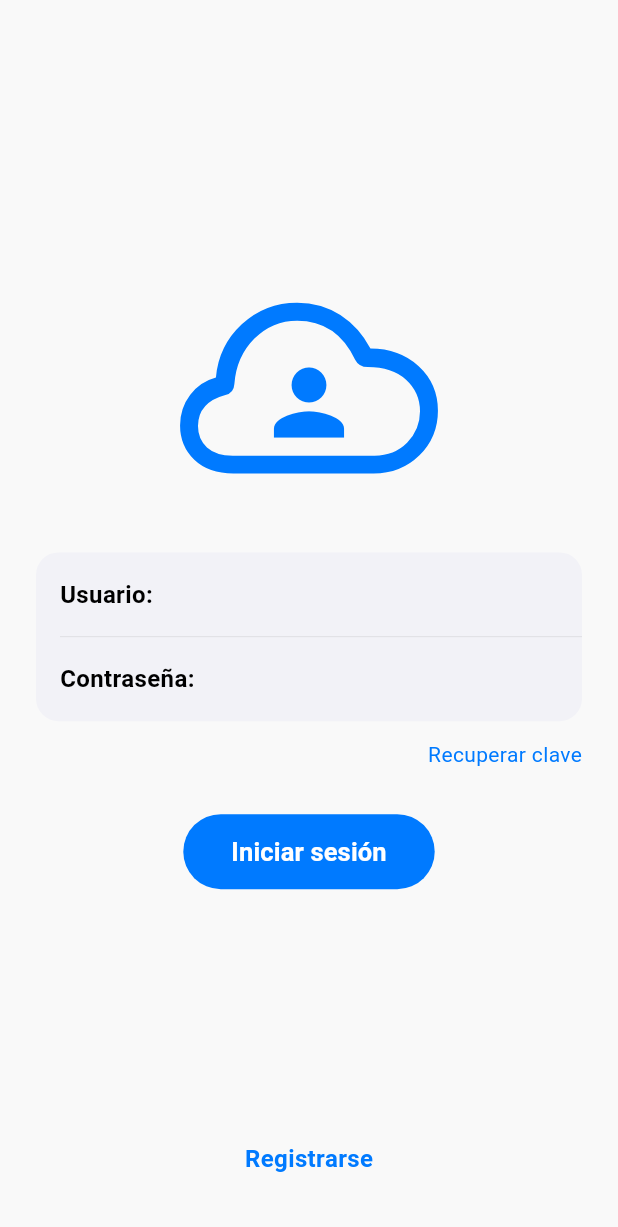
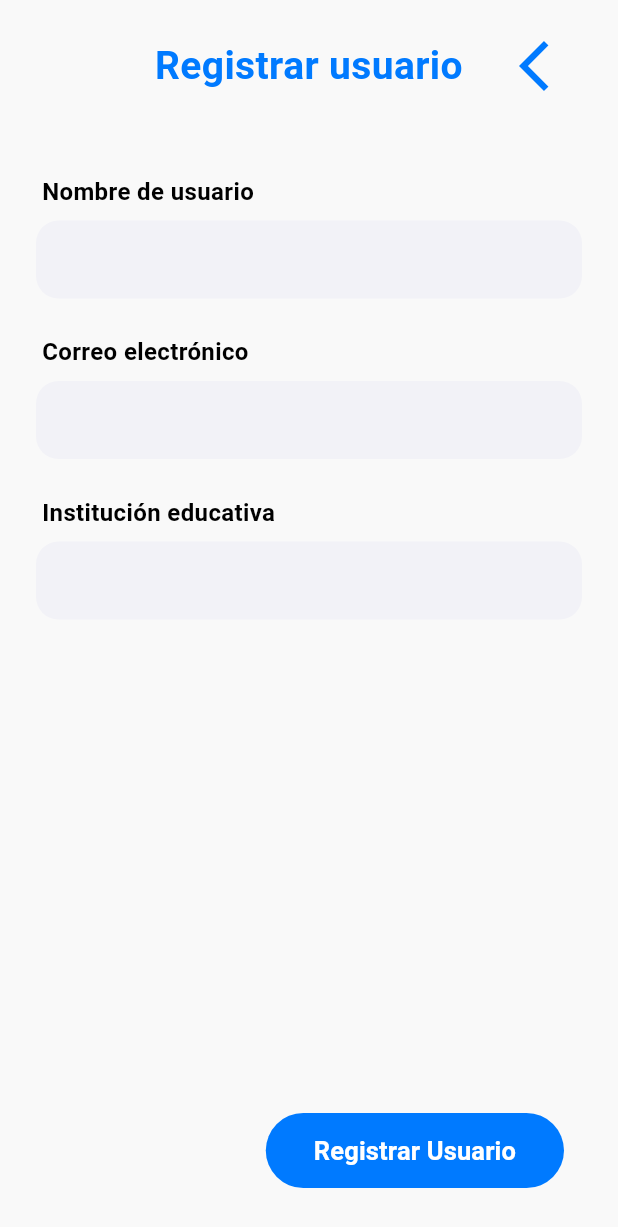
Before and after one commit to jhonsebastianasmiso/alarmas-educativas-ux, a Flutter app: the screen it shows after launch, after a tap on "Registrarse", on a phone screen of 412 x 824 dp. Shown: the top 1227 px of the screen. Run offline on Flutter 3.47's test engine with Material 3 defaults, Android fonts, the phone set to English and light mode, and no system bars.

Commit message:
style: Ajustar layout de RegisterScreen y refinar paddings
- Modifiqué el padding del AppleHeader para darle más aire respecto a la esquina
- Reorganicé la vista de registro sacando el botón del WebLayout para que quede perfectamente alineado a la derecha con la flecha de retroceso

```diff
--- a/lib/features/auth/presentation/screens/login_screen.dart
+++ b/lib/features/auth/presentation/screens/login_screen.dart
@@ -4,6 +4,7 @@ import '../../../../shared/widgets/forms/apple_style_form.dart';
 import '../../../../shared/widgets/layouts/web_layout.dart';
 import '../../../../shared/widgets/buttons/apple_button.dart';
 import 'recover_password_screen.dart';
+import 'register_screen.dart';
 
 class LoginScreen extends StatefulWidget {
   const LoginScreen({super.key});
@@ -128,7 +129,12 @@ class _LoginScreenState extends State<LoginScreen> {
                           padding: const EdgeInsets.only(bottom: 40.0),
                           child: GestureDetector(
                             onTap: () {
-                              // Navigate to register
+                              Navigator.push(
+                                context,
+                                MaterialPageRoute(
+                                  builder: (context) => const RegisterScreen(),
+                                ),
+                              );
                             },
                             child: Text(
                               'Registrarse',
--- /dev/null
+++ b/lib/features/auth/presentation/screens/register_screen.dart
@@ -0,0 +1,113 @@
+import 'package:flutter/material.dart';
+import '../../../../shared/widgets/layouts/web_layout.dart';
+import '../../../../shared/widgets/layouts/apple_header.dart';
+import '../../../../shared/widgets/buttons/apple_button.dart';
+import '../../../../shared/widgets/forms/apple_top_label_field.dart';
+
+class RegisterScreen extends StatefulWidget {
+  const RegisterScreen({super.key});
+
+  @override
+  State<RegisterScreen> createState() => _RegisterScreenState();
+}
+
+class _RegisterScreenState extends State<RegisterScreen> {
+  final _usernameController = TextEditingController();
+  final _emailController = TextEditingController();
+  final _institutionController = TextEditingController();
+
+  @override
+  void dispose() {
+    _usernameController.dispose();
+    _emailController.dispose();
+    _institutionController.dispose();
+    super.dispose();
+  }
+
+  void _register() {
+    // Implement register logic here
+  }
+
+  @override
+  Widget build(BuildContext context) {
+    return Scaffold(
+      backgroundColor: const Color(0xFFF9F9F9),
+      body: SafeArea(
+        child: Column(
+          children: [
+            const Padding(
+              padding: EdgeInsets.only(top: 24.0, right: 36.0, left: 36.0),
+              child: AppleHeader(
+                showBackButton: true,
+                title: 'Registrar usuario',
+              ),
+            ),
+            Expanded(
+              child: LayoutBuilder(
+                builder: (context, constraints) {
+                  return SingleChildScrollView(
+                    child: ConstrainedBox(
+                      constraints: BoxConstraints(
+                        minHeight: constraints.maxHeight,
+                      ),
+                      child: IntrinsicHeight(
+                        child: Column(
+                          children: [
+                            WebLayout(
+                              maxWidth: 600,
+                              child: Padding(
+                                padding: const EdgeInsets.symmetric(
+                                  horizontal: 24.0,
+                                  vertical: 32.0,
+                                ),
+                                child: Column(
+                                  crossAxisAlignment: CrossAxisAlignment.stretch,
+                                  children: [
+                                    const SizedBox(height: 20),
+                                    AppleTopLabelField(
+                                      controller: _usernameController,
+                                      label: 'Nombre de usuario',
+                                    ),
+                                    const SizedBox(height: 24),
+                                    AppleTopLabelField(
+                                      controller: _emailController,
+                                      label: 'Correo electrónico',
+                                      keyboardType: TextInputType.emailAddress,
+                                    ),
+                                    const SizedBox(height: 24),
+                                    AppleTopLabelField(
+                                      controller: _institutionController,
+                                      label: 'Institución educativa',
+                                    ),
+                                  ],
+                                ),
+                              ),
+                            ),
+
+                            const Spacer(flex: 1),
+
+                            Padding(
+                              padding: const EdgeInsets.only(right: 36.0, bottom: 32.0),
+                              child: Align(
+                                alignment: Alignment.bottomRight,
+                                child: AppleButton(
+                                  text: 'Registrar Usuario',
+                                  onPressed: _register,
+                                  isFullWidth: false,
+                                ),
+                              ),
+                            ),
+                          ],
+                        ),
+                      ),
+                    ),
+                  );
+                },
+              ),
+            ),
+          ],
+        ),
+      ),
+    );
+  }
+}
--- /dev/null
+++ b/lib/shared/widgets/forms/apple_top_label_field.dart
@@ -0,0 +1,56 @@
+import 'package:flutter/material.dart';
+
+class AppleTopLabelField extends StatelessWidget {
+  final String label;
+  final TextEditingController? controller;
+  final String? placeholder;
+  final bool obscureText;
+  final TextInputType keyboardType;
+
+  const AppleTopLabelField({
+    super.key,
+    required this.label,
+    this.controller,
+    this.placeholder,
+    this.obscureText = false,
+    this.keyboardType = TextInputType.text,
+  });
+
+  @override
+  Widget build(BuildContext context) {
+    return Column(
+      crossAxisAlignment: CrossAxisAlignment.start,
+      children: [
+        Padding(
+          padding: const EdgeInsets.only(left: 4.0),
+          child: Text(
+            label,
+            style: const TextStyle(
+              fontSize: 16,
+              fontWeight: FontWeight.w600,
+              color: Colors.black,
+            ),
+          ),
+        ),
+        const SizedBox(height: 8),
+        Container(
+          decoration: BoxDecoration(
+            color: const Color(0xFFF2F2F7), // iOS grouped background color
+            borderRadius: BorderRadius.circular(15.0),
+          ),
+          child: TextFormField(
+            controller: controller,
+            obscureText: obscureText,
+            keyboardType: keyboardType,
+            style: const TextStyle(fontSize: 16, color: Colors.black),
+            decoration: InputDecoration(
+              hintText: placeholder,
+              border: InputBorder.none,
+              contentPadding: const EdgeInsets.symmetric(horizontal: 16.0, vertical: 14.0),
+            ),
+          ),
+        ),
+      ],
+    );
+  }
+}
--- a/lib/shared/widgets/layouts/apple_header.dart
+++ b/lib/shared/widgets/layouts/apple_header.dart
@@ -3,20 +3,34 @@ import 'package:flutter/material.dart';
 class AppleHeader extends StatelessWidget {
   final bool showBackButton;
   final VoidCallback? onBackPressed;
+  final String? title;
 
   const AppleHeader({
     super.key,
     this.showBackButton = true,
     this.onBackPressed,
+    this.title,
   });
 
   @override
   Widget build(BuildContext context) {
-    if (!showBackButton) {
-      return const SizedBox(height: 40); // Placeholder to keep spacing if no button
-    }
-
-    return Align(
+    return SizedBox(
+      height: 40,
+      child: Stack(
+        alignment: Alignment.center,
+        children: [
+          if (title != null)
+            Text(
+              title!,
+              textAlign: TextAlign.center,
+              style: const TextStyle(
+                fontSize: 26,
+                fontWeight: FontWeight.w600,
+                color: Color(0xFF007AFF), // Apple iOS Blue
+              ),
+            ),
+          if (showBackButton)
+            Align(
               alignment: Alignment.centerRight,
               child: GestureDetector(
                 onTap: onBackPressed ??
@@ -31,6 +45,9 @@ class AppleHeader extends StatelessWidget {
                   color: Color(0xFF007AFF), // Apple iOS Blue
                 ),
               ),
+            ),
+        ],
+      ),
     );
   }
 }
```
Also changed, not shown: 1 other file. Lines whose indentation alone changed are shown as unchanged.
